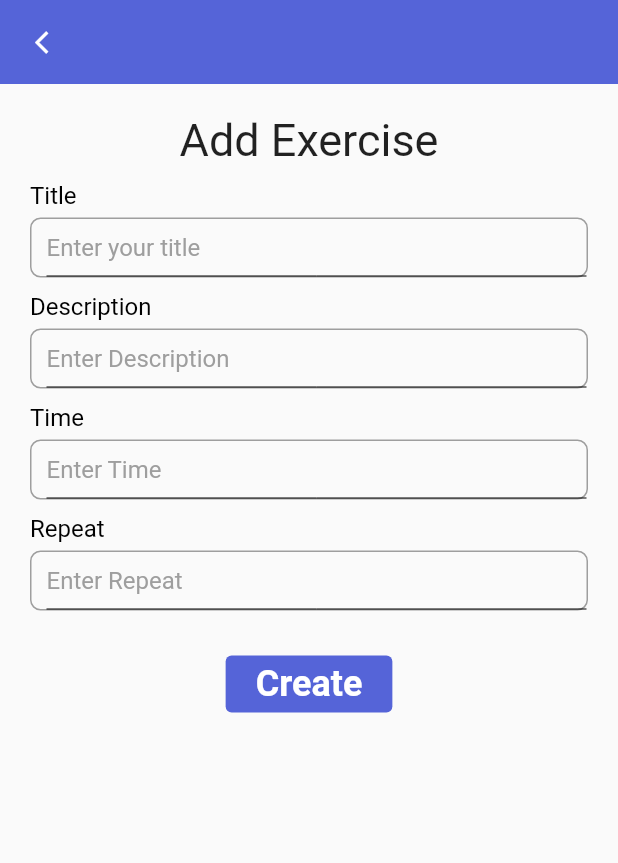
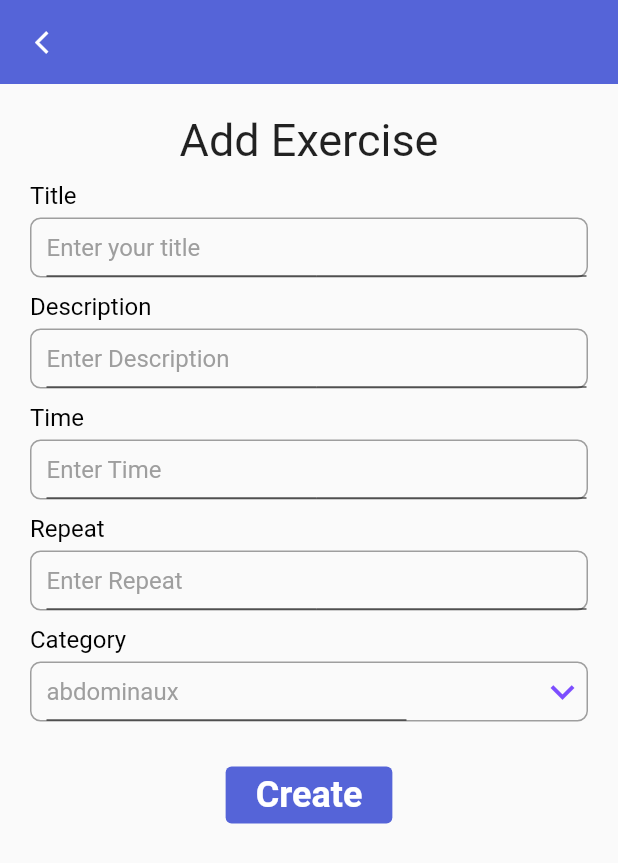
Before and after one commit to YananGuoguo/hustle_muscle, a Flutter app: the OperationsExercise screen opened directly, on a phone screen of 412 x 824 dp. Shown: the top 863 px of the screen. Run offline on Flutter 3.47's test engine with Material 2 defaults, Android fonts, the phone set to English and light mode, and no system bars; our stand-ins replace get, sqflite, youtube_player_flutter; accounts and stored records are empty.

Commit message:
insert category succeed

```diff
--- a/lib/widgets/input_field.dart
+++ b/lib/widgets/input_field.dart
@@ -39,6 +39,7 @@ class MyInputField extends StatelessWidget {
                   children: [
                     Expanded(
                       child: TextFormField(
+                        readOnly: widget==null?false:true,
                           autofocus: false,
                           cursorColor: color
                               .AppColor.secondPageContainerGradient1stColor,
@@ -69,7 +70,8 @@ class MyInputField extends StatelessWidget {
                           ),
                         ),
                       ),
-                    )
+                    ),
+                    widget==null?Container():Container(child:widget)
                   ],
                 ))
           ],
--- a/lib/widgets/operations_exercise.dart
+++ b/lib/widgets/operations_exercise.dart
@@ -23,6 +23,19 @@ class _OperationsExerciseState extends State<OperationsExercise> {
   final TextEditingController _descriptionController = TextEditingController();
   final TextEditingController _timeController = TextEditingController();
   final TextEditingController _repeatController = TextEditingController();
+  int _selectedCategoryId = 1;
+
+  String _selectedCategory = "abdominaux";
+  List<String> categoryId = [
+    'abdominaux',
+    'biceps',
+    'cuisses',
+    'dos',
+    'epaules',
+    'mollets',
+    'parties',
+    'triceps',
+  ];
 
   @override
   Widget build(BuildContext context) {
@@ -61,6 +74,33 @@ class _OperationsExerciseState extends State<OperationsExercise> {
               title: "Repeat",
               hint: "Enter Repeat",
               controller: _repeatController,
+            ),
+            MyInputField(
+              title: "Category",
+              hint: _selectedCategory,
+              widget: DropdownButton(
+                icon: const Icon(
+                  Icons.keyboard_arrow_down,
+                  color: Colors.deepPurpleAccent,
+                ),
+                iconSize: 32,
+                elevation: 4,
+                underline: const SizedBox(
+                  height: 0,
+                ),
+                onChanged: (String? newValue) {
+                  setState(() {
+                    _selectedCategory = newValue!;
+                  });
+                },
+                items:
+                    categoryId.map<DropdownMenuItem<String>>((String? value) {
+                  return DropdownMenuItem<String>(
+                    value: value,
+                    child: Text(value!),
+                  );
+                }).toList(),
+              ),
             ),
             const SizedBox(
               height: 25,
@@ -108,15 +148,57 @@ class _OperationsExerciseState extends State<OperationsExercise> {
   }
 
   _addExerciseToDb() async {
-    int long = _exerciseController.exerciseList.length;
+    switch (_selectedCategory) {
+      case "abdominaux":
+        {
+          _selectedCategoryId = 1;
+        }
+        break;
+      case "biceps":
+        {
+          _selectedCategoryId = 2;
+        }
+        break;
+      case "cuisses":
+        {
+          _selectedCategoryId = 3;
+        }
+        break;
+      case "dos":
+        {
+          _selectedCategoryId = 4;
+        }
+        break;
+      case "epaules":
+        {
+          _selectedCategoryId = 5;
+        }
+        break;
+      case "mollets":
+        {
+          _selectedCategoryId = 6;
+        }
+        break;
+      case "parties":
+        {
+          _selectedCategoryId = 7;
+        }
+        break;
+      case "triceps":
+        {
+          _selectedCategoryId = 8;
+        }
+        break;
+    }
     int value = await _exerciseController.addExercise(
         exercise: Exercise(
-      title: _titleController.text,
-      description: _descriptionController.text,
-      time: int.parse(_timeController.text),
-      repeat: int.parse(_repeatController.text),
-    ));
+            title: _titleController.text,
+            description: _descriptionController.text,
+            time: int.parse(_timeController.text),
+            repeat: int.parse(_repeatController.text),
+            category: _selectedCategoryId,
+            img: "assets/squat3.jpg",
+            video: "https://www.youtube.com/watch?v=GQyWIur03aw"));
     print("My id is " "$value");
-    print("length:""$long");
   }
 }
--- a/lib/widgets/video_info.dart
+++ b/lib/widgets/video_info.dart
@@ -304,7 +304,7 @@ class _VideoInfoState extends State<VideoInfo> {
 
   //4:30 runYoutubePlayer
   _onTapVideo(int index) {
-    String youtubeUrl = videoInfo[index]["videoUrl"];
+    String youtubeUrl = _exerciseController.exerciseList[index].video.toString();
     String? youtubeId = YoutubePlayer.convertUrlToId(youtubeUrl);
     final controller = YoutubePlayerController(
       initialVideoId: youtubeId!,
```
